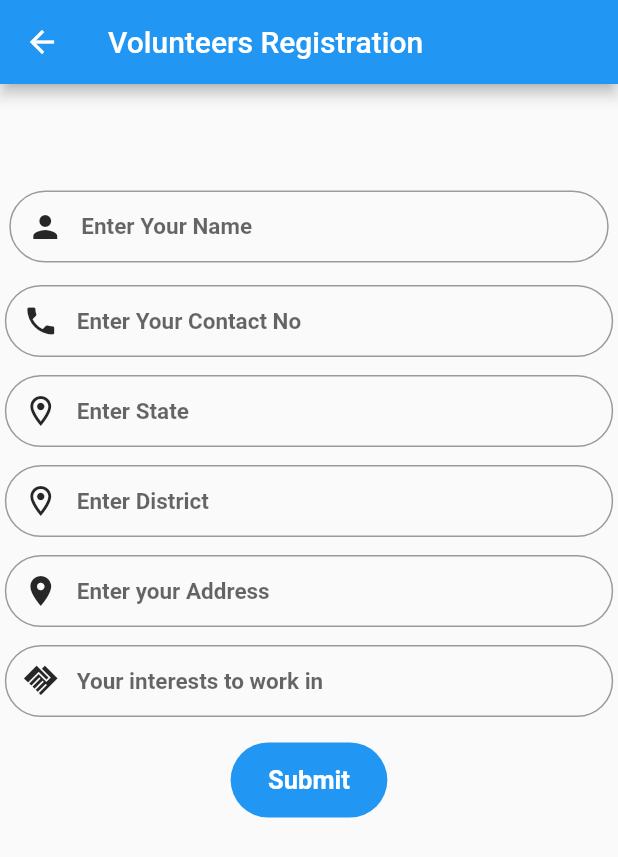
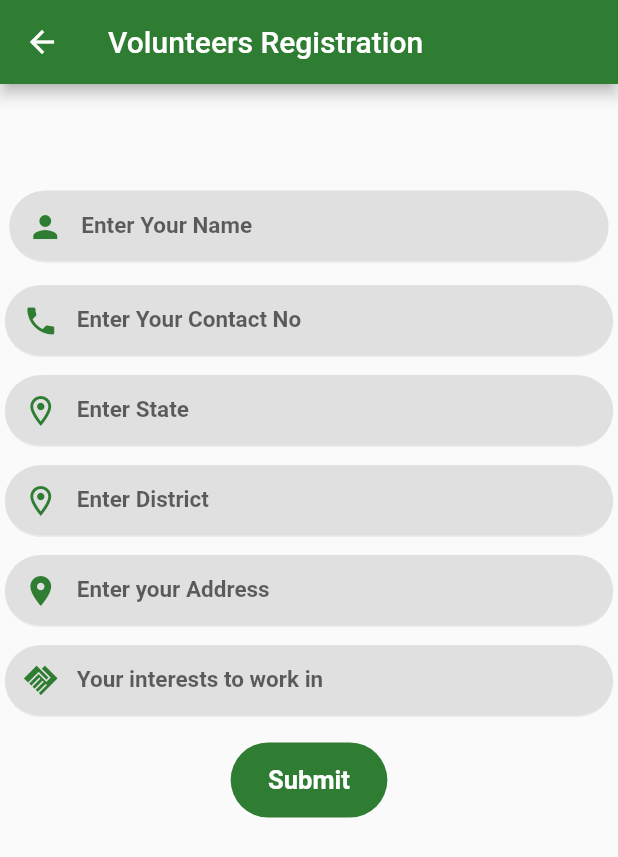
Before and after one commit to Shridhar-Atram/Disaster_Management, a Flutter app: the VolunteerReg screen opened directly, on a phone screen of 412 x 824 dp. Shown: the top 857 px of the screen. Run offline on Flutter 3.47's test engine with Material 2 defaults, Android fonts, the phone set to English and light mode, and no system bars; our stand-ins replace cloud_firestore, firebase_auth, firebase_core, firebase_storage, flutter_otp_text_field, flutter_typeahead and 6 more; accounts and stored records are empty.

Commit message:
green color to volunteer list

```diff
--- a/lib/src/features/volunteer/DisasterList.dart
+++ b/lib/src/features/volunteer/DisasterList.dart
@@ -17,12 +17,13 @@ class DisasterList extends StatelessWidget {
   @override
   Widget build(BuildContext context) {
     return Scaffold(
+         backgroundColor: Color.fromARGB(255, 168, 220, 167),
       appBar: AppBar(
-        title: Text("Disasters Reported"),
+        title: Text("Disasters Reported"),backgroundColor: Colors.green[800]! ,
       ),
       body: Container(
         decoration: BoxDecoration(
-          color: Color.fromARGB(255, 109, 189, 106),
+
         ),
         child: StreamBuilder<QuerySnapshot>(
           stream: _stream,
@@ -42,7 +43,7 @@ class DisasterList extends StatelessWidget {
                         'area': e['area'],
                         'currentStatus': e['currentStatus'],
                         'disasterType': e['disasterType'],
-                        'district': "Nashik",
+                        'district': e['district'],
                       })
                   .toList();
 
@@ -52,10 +53,10 @@ class DisasterList extends StatelessWidget {
                     itemCount: items.length,
                     shrinkWrap: true,
                     itemBuilder: (context, i) {
-                     // final sortedDis = items
+                   //   final sortedDis = items
                  // ..sort((item1, item2) =>
-                    //  item1.district.compareTo(item2.district));
-               // Map disaster = sortedDis[i];
+                   //   item1.district.compareTo(item2.district));
+              //  Map disaster = sortedDis[i];
                       Map thisItem = items[i];
                       return FinalDisaster(thisItem['id']);
                     }),
--- a/lib/src/features/volunteer/VolunteerReg.dart
+++ b/lib/src/features/volunteer/VolunteerReg.dart
@@ -35,7 +35,7 @@ class _VolunteerRegState extends State<VolunteerReg> {
 
   Widget build(BuildContext context) {
     return Scaffold(
-      appBar: AppBar(title: Text('Volunteers Registration')),
+      appBar: AppBar(title: Text('Volunteers Registration'),backgroundColor: Colors.green[800]! ,),
       body: Padding(
         padding: EdgeInsets.symmetric(horizontal: 1.2, vertical: 10.0),
         child: SingleChildScrollView(
@@ -48,12 +48,26 @@ class _VolunteerRegState extends State<VolunteerReg> {
               padding: EdgeInsets.all(1.0),
               child: TextFormField(
                 controller: _controllerName,
-                style: TextStyle(fontSize: 15.0, fontWeight: FontWeight.bold),
+                style: TextStyle(fontSize: 15.0, fontWeight: FontWeight.bold,color: Colors.green[800]! ),
                 decoration: InputDecoration(
                   prefixIcon: Icon(Icons.person),
+                  prefixIconColor:Colors.green[800]! ,
                   contentPadding:
-                      const EdgeInsets.only(left: 14.0, bottom: 4.0, top: 10.0),
+                      const EdgeInsets.only(left: 14.0, bottom: 2.0, top: 14.0),
                   hintText: 'Enter Your Name ',
+                  focusColor: Color.fromARGB(255, 109, 189, 106),
+                 //  border: OutlineInputBorder(),
+                         border: InputBorder.none,
+                            filled: true,
+                            fillColor: Colors.grey[300],
+                          //  focusColor: Colors.grey,
+                            focusedBorder: OutlineInputBorder(
+                                borderSide: new BorderSide(color: Colors.green[800]! ),
+                                borderRadius: BorderRadius.circular(25.7)),
+                            enabledBorder: UnderlineInputBorder(
+                              borderSide: new BorderSide(color: Color.fromARGB(255, 237, 235, 235) ),
+                              borderRadius: new BorderRadius.circular(25.7),
+                            ),
                 ),
                 validator: (String? value) {
                   if (value == null || value.isEmpty) {
@@ -71,13 +85,27 @@ class _VolunteerRegState extends State<VolunteerReg> {
                 controller: _controllerCnumber,
                 style: TextStyle(
                   fontSize: 15.0,
-                  fontWeight: FontWeight.bold,
+                  fontWeight: FontWeight.bold,color: Colors.green[800]!
                 ),
                 decoration: InputDecoration(
                   prefixIcon: Icon(Icons.phone),
+                  prefixIconColor:Colors.green[800]! ,
                   contentPadding:
-                      const EdgeInsets.only(left: 14.0, bottom: 4.0, top: 10.0),
+                      const EdgeInsets.only(left: 14.0, bottom: 2.0, top: 14.0),
                   hintText: 'Enter Your Contact No ',
+                 focusColor: Color.fromARGB(255, 109, 189, 106),
+                 //  border: OutlineInputBorder(),
+                         border: InputBorder.none,
+                            filled: true,
+                            fillColor: Colors.grey[300],
+                          //  focusColor: Colors.grey,
+                            focusedBorder: OutlineInputBorder(
+                                borderSide: new BorderSide(color: Colors.green[800]! ),
+                                borderRadius: BorderRadius.circular(25.7)),
+                            enabledBorder: UnderlineInputBorder(
+                              borderSide: new BorderSide(color: Color.fromARGB(255, 237, 235, 235) ),
+                              borderRadius: new BorderRadius.circular(25.7),
+                            ),
                 ),
                 validator: (String? value) {
                   if (value == null || value.isEmpty) {
@@ -95,15 +123,29 @@ class _VolunteerRegState extends State<VolunteerReg> {
                 controller: _controllerState,
                 style: TextStyle(
                   fontSize: 15.0,
-                  fontWeight: FontWeight.bold,
+                  fontWeight: FontWeight.bold,color: Colors.green[800]!
                 ),
                 decoration: InputDecoration(
                   prefixIcon: Icon(
                     Icons.location_on_outlined,
                   ),
+                    prefixIconColor:Colors.green[800]! ,
                   contentPadding:
-                      const EdgeInsets.only(left: 14.0, bottom: 4.0, top: 10.0),
+                      const EdgeInsets.only(left: 14.0, bottom: 2.0, top: 14.0),
                   hintText: 'Enter State ',
+                  focusColor: Color.fromARGB(255, 109, 189, 106),
+                 //  border: OutlineInputBorder(),
+                         border: InputBorder.none,
+                            filled: true,
+                            fillColor: Colors.grey[300],
+                          //  focusColor: Colors.grey,
+                            focusedBorder: OutlineInputBorder(
+                                borderSide: new BorderSide(color: Colors.green[800]! ),
+                                borderRadius: BorderRadius.circular(25.7)),
+                            enabledBorder: UnderlineInputBorder(
+                              borderSide: new BorderSide(color: Color.fromARGB(255, 237, 235, 235) ),
+                              borderRadius: new BorderRadius.circular(25.7),
+                            ),
                 ),
                 validator: (String? value) {
                   if (value == null || value.isEmpty) {
@@ -121,15 +163,29 @@ class _VolunteerRegState extends State<VolunteerReg> {
                 controller: _controllerDistrict,
                 style: TextStyle(
                   fontSize: 15.0,
-                  fontWeight: FontWeight.bold,
+                  fontWeight: FontWeight.bold,color: Colors.green[800]!
                 ),
                 decoration: InputDecoration(
                   prefixIcon: Icon(
                     Icons.location_on_outlined,
                   ),
+                    prefixIconColor:Colors.green[800]! ,
                   contentPadding:
-                      const EdgeInsets.only(left: 14.0, bottom: 4.0, top: 10.0),
+                      const EdgeInsets.only(left: 14.0, bottom: 2.0, top: 14.0),
                   hintText: 'Enter District ',
+                  focusColor: Color.fromARGB(255, 109, 189, 106),
+                 //  border: OutlineInputBorder(),
+                         border: InputBorder.none,
+                            filled: true,
+                            fillColor: Colors.grey[300],
+                          //  focusColor: Colors.grey,
+                            focusedBorder: OutlineInputBorder(
+                                borderSide: new BorderSide(color: Colors.green[800]! ),
+                                borderRadius: BorderRadius.circular(25.7)),
+                            enabledBorder: UnderlineInputBorder(
+                              borderSide: new BorderSide(color: Color.fromARGB(255, 237, 235, 235) ),
+                              borderRadius: new BorderRadius.circular(25.7),
+                            ),
                 ),
                 validator: (String? value) {
                   if (value == null || value.isEmpty) {
@@ -147,15 +203,29 @@ class _VolunteerRegState extends State<VolunteerReg> {
                 controller: _controllerAddress,
                 style: TextStyle(
                   fontSize: 15.0,
-                  fontWeight: FontWeight.bold,
+                  fontWeight: FontWeight.bold,color: Colors.green[800]!
                 ),
                 decoration: InputDecoration(
                   prefixIcon: Icon(
                     Icons.location_on,
                   ),
+                    prefixIconColor:Colors.green[800]! ,
                   contentPadding:
-                      const EdgeInsets.only(left: 14.0, bottom: 4.0, top: 10.0),
+                      const EdgeInsets.only(left: 14.0, bottom: 2.0, top: 14.0),
                   hintText: 'Enter your Address ',
+                  focusColor: Color.fromARGB(255, 109, 189, 106),
+                 //  border: OutlineInputBorder(),
+                         border: InputBorder.none,
+                            filled: true,
+                            fillColor: Colors.grey[300],
+                          //  focusColor: Colors.grey,
+                            focusedBorder: OutlineInputBorder(
+                                borderSide: new BorderSide(color: Colors.green[800]! ),
+                                borderRadius: BorderRadius.circular(25.7)),
+                            enabledBorder: UnderlineInputBorder(
+                              borderSide: new BorderSide(color: Color.fromARGB(255, 237, 235, 235) ),
+                              borderRadius: new BorderRadius.circular(25.7),
+                            ),
                 ),
                 validator: (String? value) {
                   if (value == null || value.isEmpty) {
@@ -173,13 +243,27 @@ class _VolunteerRegState extends State<VolunteerReg> {
                 controller: _controllerInterests,
                 style: TextStyle(
                   fontSize: 15.0,
-                  fontWeight: FontWeight.bold,
+                  fontWeight: FontWeight.bold,color: Colors.green[800]!
                 ),
                 decoration: InputDecoration(
                   prefixIcon: Icon(Icons.handshake_sharp),
+                    prefixIconColor:Colors.green[800]! ,
                   contentPadding:
-                      const EdgeInsets.only(left: 14.0, bottom: 4.0, top: 10.0),
+                      const EdgeInsets.only(left: 14.0, bottom: 2.0, top: 14.0),
                   hintText: 'Your interests to work in ',
+                  focusColor: Color.fromARGB(255, 109, 189, 106),
+                 //  border: OutlineInputBorder(),
+                         border: InputBorder.none,
+                            filled: true,
+                            fillColor: Colors.grey[300],
+                          //  focusColor: Colors.grey,
+                            focusedBorder: OutlineInputBorder(
+                                borderSide: new BorderSide(color: Colors.green[800]! ),
+                                borderRadius: BorderRadius.circular(25.7)),
+                            enabledBorder: UnderlineInputBorder(
+                              borderSide: new BorderSide(color: Color.fromARGB(255, 237, 235, 235) ),
+                              borderRadius: new BorderRadius.circular(25.7),
+                            ),
                 ),
                 validator: (String? value) {
                   if (value == null || value.isEmpty) {
@@ -194,7 +278,7 @@ class _VolunteerRegState extends State<VolunteerReg> {
                 padding:
                     const EdgeInsets.symmetric(horizontal: 13, vertical: 3),
                 decoration: BoxDecoration(
-                    color: Colors.blue,
+                    color: Colors.green[800]!,
                     borderRadius: BorderRadius.circular(30)),
                 child: InkWell(
                     child: const Padding(
```
